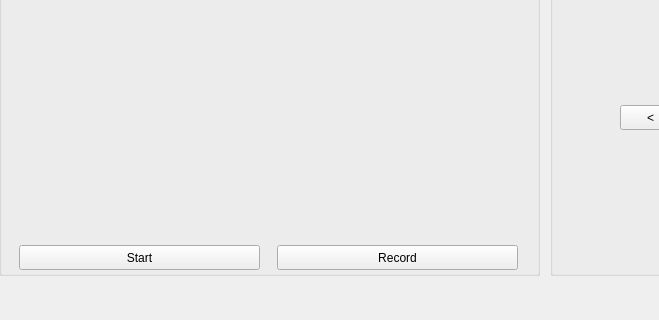
First picture: the form in monitoring_gui/ui/main_window.ui, repository Ko-Sai/environmental_monitoring_system, before the edit; both pictures show x 0 to 659 and y 384 to 704 of the 987 by 704 pixel window.
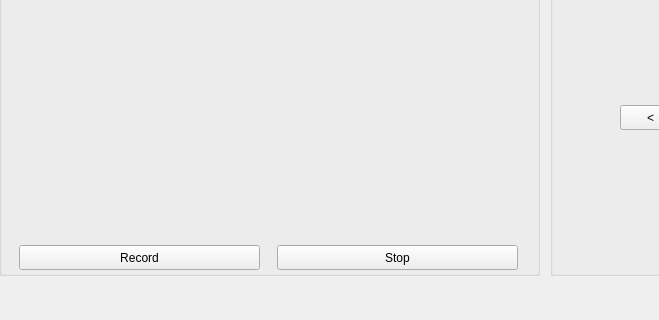
Second picture: the form after the edit. Icons and pictures are not drawn.

```diff
--- a/monitoring_gui/ui/main_window.ui
+++ b/monitoring_gui/ui/main_window.ui
@@ -43,7 +43,7 @@
       </rect>
      </property>
      <property name="text">
-      <string>Start</string>
+      <string>Record</string>
      </property>
     </widget>
     <widget class="QPushButton" name="recordButton">
@@ -56,7 +56,7 @@
       </rect>
      </property>
      <property name="text">
-      <string>Record</string>
+      <string>Stop</string>
      </property>
     </widget>
     <widget class="QLabel" name="imageLabel">
```
Left out of the diff: 4 changed lines with no effect on the pictures.
